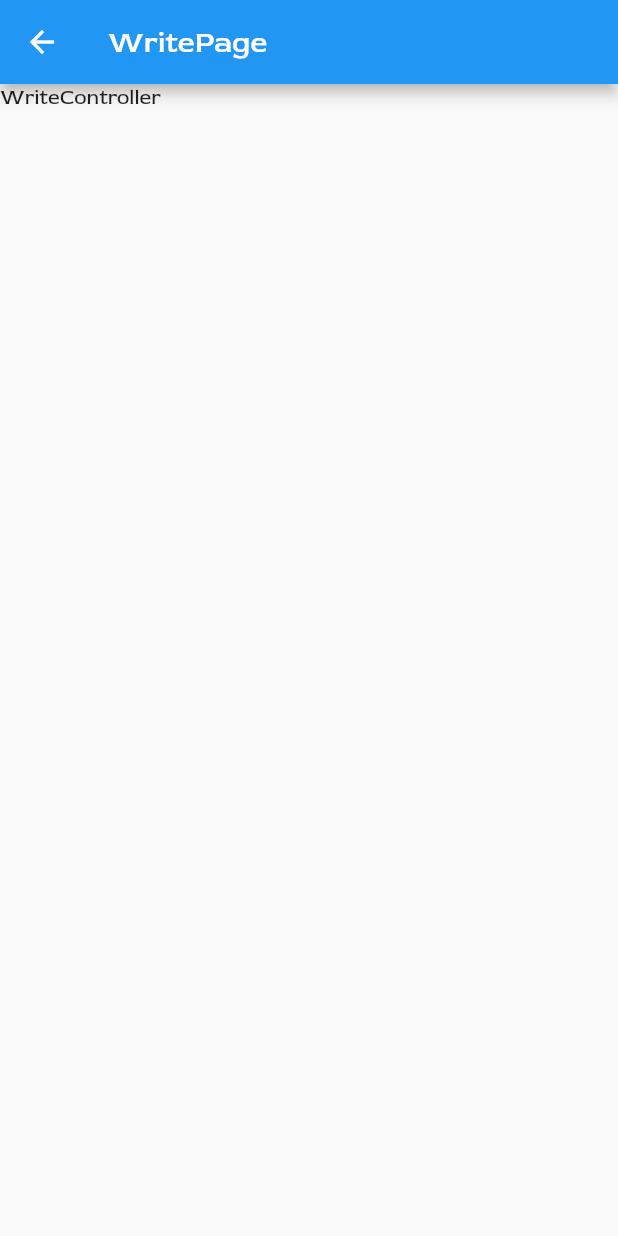
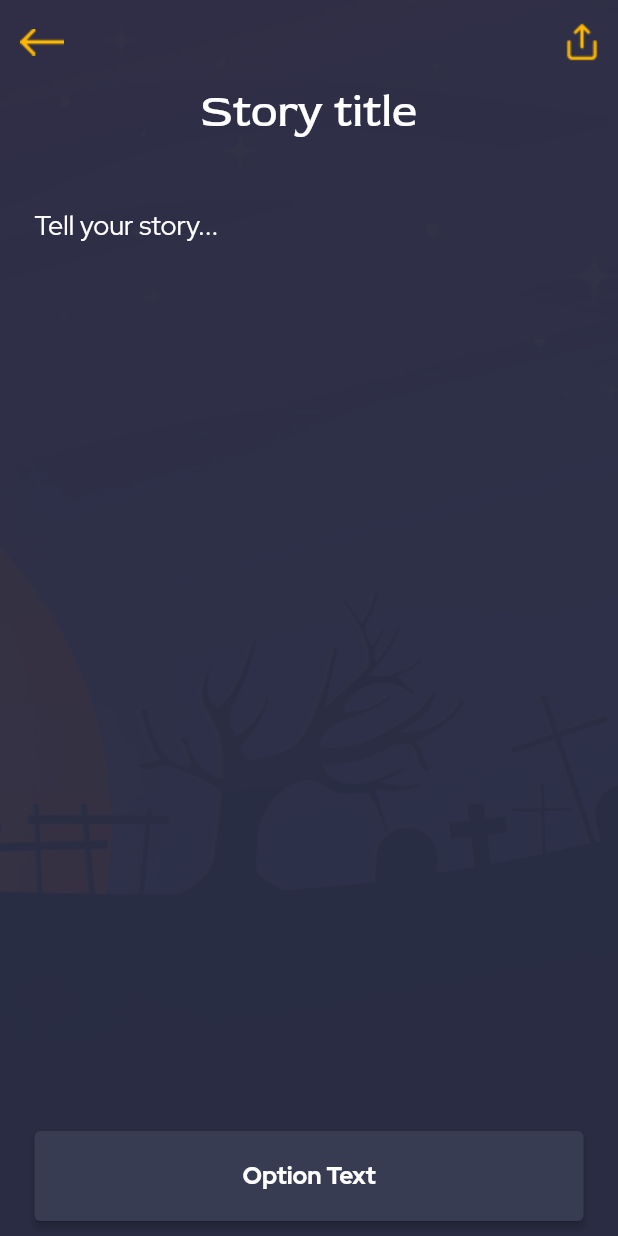
Before and after one commit to wRiqie/halloween_stories, a Flutter app: the screen it shows after launch, after a tap on the "add" icon, on a phone screen of 412 x 824 dp. Run offline on Flutter 3.47's test engine with Material 2 defaults, Android fonts, the phone set to English and light mode, and no system bars; our stand-ins replace flutter_svg, get.

Commit message:
feat: :sparkles: write page

```diff
--- a/lib/app/core/values/halloween_images.dart
+++ b/lib/app/core/values/halloween_images.dart
@@ -2,4 +2,7 @@ class HalloweenImages {
   static const String pumpkins = 'assets/images/pumpkins.png';
   static const String storyBg = 'assets/images/story_bg.png';
   static const String witch = 'assets/images/witch.png';
+  static const String writeBg = 'assets/images/write_bg.png';
+  static const String arrowBack = 'assets/images/arrow_back.png';
+  static const String share = 'assets/images/share.png';
 }
--- a/lib/app/modules/splash/splash_page.dart
+++ b/lib/app/modules/splash/splash_page.dart
@@ -60,7 +60,7 @@ class SplashPage extends GetView<SplashController> {
               ],
             ),
           ),
-        )
+        ),
       ],
     );
   }
--- a/lib/app/modules/stories/stories_page.dart
+++ b/lib/app/modules/stories/stories_page.dart
@@ -27,19 +27,54 @@ class StoriesPage extends GetView<StoriesController> {
         backgroundColor: HalloweenColors.orange,
       ),
       body: SafeArea(
-        child: Padding(
-          padding: const EdgeInsets.symmetric(horizontal: 24, vertical: 18),
         child: Column(
           crossAxisAlignment: CrossAxisAlignment.stretch,
           children: [
             Stack(
-                children: const [
-                  Text(
-                '🎃 Spooky\nInteractive Story',
+              children: [
+                SizedBox(
+                  height: size.height * .3,
+                  child: Image.asset(
+                    HalloweenImages.pumpkins,
+                    fit: BoxFit.cover,
+                  ),
+                ),
+                Container(
+                  height: size.height * .3,
+                  decoration: BoxDecoration(
+                    gradient: LinearGradient(
+                      begin: FractionalOffset.topCenter,
+                      end: FractionalOffset.bottomCenter,
+                      colors: [
+                        HalloweenColors.primaryDark.withOpacity(0),
+                        const Color(0xFF2B2E44),
+                      ],
+                      stops: const [
+                        0.7,
+                        1,
+                      ],
+                    ),
+                  ),
+                ),
+                Container(
+                  height: size.height * .3,
+                  color: HalloweenColors.primaryDark.withOpacity(0.7),
+                ),
+                Padding(
+                  padding: const EdgeInsets.symmetric(horizontal: 24),
+                  child: SizedBox(
+                    height: size.height * .3,
+                    child: const Align(
+                      alignment: Alignment.centerLeft,
+                      child: Text(
+                        '🎃\nSpooky\nInteractive\nStory',
                         textAlign: TextAlign.left,
                         style: TextStyle(
                           color: HalloweenColors.white,
                           fontSize: 35,
+                        ),
+                      ),
+                    ),
                   ),
                 ),
               ],
@@ -47,13 +82,16 @@ class StoriesPage extends GetView<StoriesController> {
             const SizedBox(
               height: 24,
             ),
-              const Text(
+            const Padding(
+              padding: EdgeInsets.symmetric(horizontal: 24),
+              child: Text(
                 'Stories',
                 textAlign: TextAlign.left,
                 style: TextStyle(
                   color: HalloweenColors.yellow,
                   fontWeight: FontWeight.bold,
                   fontSize: 20,
+                ),
               ),
             ),
             const SizedBox(
@@ -66,15 +104,21 @@ class StoriesPage extends GetView<StoriesController> {
                       color: HalloweenColors.orange,
                     ))
                   : controller.stories.isNotEmpty
-                        ? ListView.builder(
+                      ? Padding(
+                          padding: const EdgeInsets.symmetric(horizontal: 24),
+                          child: ListView.builder(
                               itemCount: controller.stories.length,
                               itemBuilder: (_, index) {
-                              return _buildStoryCard(controller.stories[index]);
-                            })
-                        : Column(
+                                return _buildStoryCard(
+                                    controller.stories[index]);
+                              }),
+                        )
+                      : Padding(
+                          padding: const EdgeInsets.symmetric(horizontal: 24),
+                          child: Column(
                             children: [
                               const SizedBox(
-                                height: 80,
+                                height: 30,
                               ),
                               SizedBox(
                                 height: size.height * .2,
@@ -94,10 +138,10 @@ class StoriesPage extends GetView<StoriesController> {
                                 ),
                               ),
                             ],
+                          ),
                         )),
             ),
           ],
-          ),
         ),
       ),
     );
--- a/lib/app/modules/write/write_page.dart
+++ b/lib/app/modules/write/write_page.dart
@@ -1,5 +1,7 @@
 import 'package:flutter/material.dart';
 import 'package:get/get.dart';
+import 'package:halloween_stories/app/core/theme/halloween/halloween_colors.dart';
+import 'package:halloween_stories/app/core/values/halloween_images.dart';
 import 'package:halloween_stories/app/modules/write/write_controller.dart';
 
 class WritePage extends GetView<WriteController> {
@@ -7,11 +9,108 @@ class WritePage extends GetView<WriteController> {
 
   @override
   Widget build(BuildContext context) {
+    final size = Get.size;
 
-    return Scaffold(
-    appBar: AppBar(title: const Text('WritePage')),
-    body: const SafeArea(
-      child: Text('WriteController'))
+    return Stack(
+      children: [
+        SizedBox(
+          height: size.height,
+          child: Image.asset(
+            HalloweenImages.writeBg,
+            fit: BoxFit.cover,
+          ),
+        ),
+        Container(
+          height: size.height,
+          color: HalloweenColors.primaryDark.withOpacity(0.95),
+        ),
+        Scaffold(
+          backgroundColor: Colors.transparent,
+          appBar: AppBar(
+            elevation: 0,
+            backgroundColor: Colors.transparent,
+            leading: IconButton(
+              onPressed: () {
+                Get.back();
+              },
+              icon: Image.asset(HalloweenImages.arrowBack),
+            ),
+            actions: [
+              IconButton(
+                onPressed: () {},
+                icon: Image.asset(HalloweenImages.share),
+              ),
+            ],
+          ),
+          body: SafeArea(
+            child: Padding(
+              padding: const EdgeInsets.symmetric(horizontal: 23),
+              child: Column(
+                crossAxisAlignment: CrossAxisAlignment.stretch,
+                children: [
+                  SizedBox(
+                    width: size.width * .8,
+                    height: size.height * .1,
+                    child: const TextField(
+                      textCapitalization: TextCapitalization.sentences,
+                      textAlign: TextAlign.center,
+                      keyboardType: TextInputType.multiline,
+                      maxLines: 2,
+                      decoration: InputDecoration.collapsed(
+                        hintText: 'Story title',
+                        hintStyle: TextStyle(
+                          color: HalloweenColors.white,
+                        ),
+                      ),
+                      style:
+                          TextStyle(fontSize: 30, color: HalloweenColors.white),
+                    ),
+                  ),
+                  const Expanded(
+                    child: TextField(
+                      textCapitalization: TextCapitalization.sentences,
+                      scrollPhysics: BouncingScrollPhysics(),
+                      textAlign: TextAlign.left,
+                      keyboardType: TextInputType.multiline,
+                      maxLines: 99999,
+                      decoration: InputDecoration.collapsed(
+                        hintText: 'Tell your story...',
+                        hintStyle: TextStyle(
+                          color: HalloweenColors.white,
+                        ),
+                      ),
+                      style: TextStyle(
+                        fontSize: 18,
+                        fontFamily: 'RedHat',
+                        color: HalloweenColors.white,
+                      ),
+                    ),
+                  ),
+                  Container(
+                    margin: const EdgeInsets.symmetric(vertical: 10),
+                    height: 60,
+                    child: ElevatedButton(
+                      onPressed: () {},
+                      child: const Text(
+                        'Option Text',
+                        style: TextStyle(
+                          fontFamily: 'RedHat',
+                          fontWeight: FontWeight.bold,
+                          fontSize: 16,
+                        ),
+                      ),
+                      style: ButtonStyle(
+                        backgroundColor: MaterialStateProperty.all(
+                            HalloweenColors.primaryLight),
+                      ),
+                    ),
+                  ),
+                ],
+              ),
+            ),
+          ),
+        ),
+      ],
     );
   }
 }
--- a/lib/app/routes/app_pages.dart
+++ b/lib/app/routes/app_pages.dart
@@ -23,7 +23,7 @@ abstract class AppPages {
       name: Routes.write,
       page: () => const WritePage(),
       binding: WriteBinding(),
-      transition: Transition.circularReveal
+      transition: Transition.downToUp
     ),
   ];
 }
```
Also changed, not shown: assets/images/arrow_back.png (added), assets/images/share.png (added), assets/images/write_bg.png (added). Lines whose indentation alone changed are shown as unchanged.
